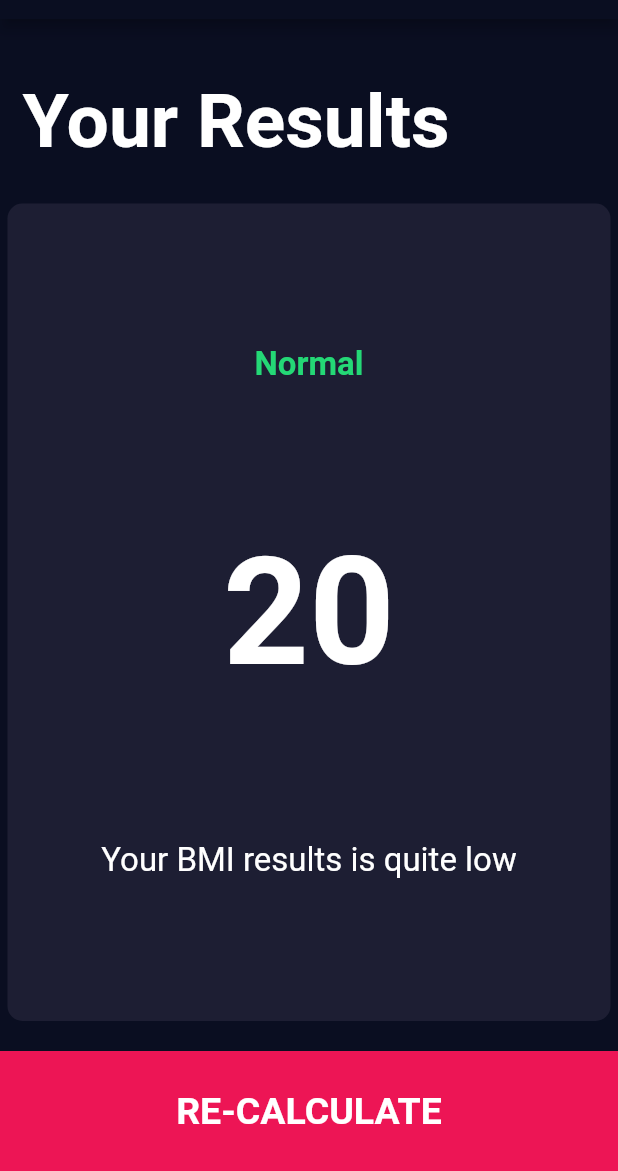
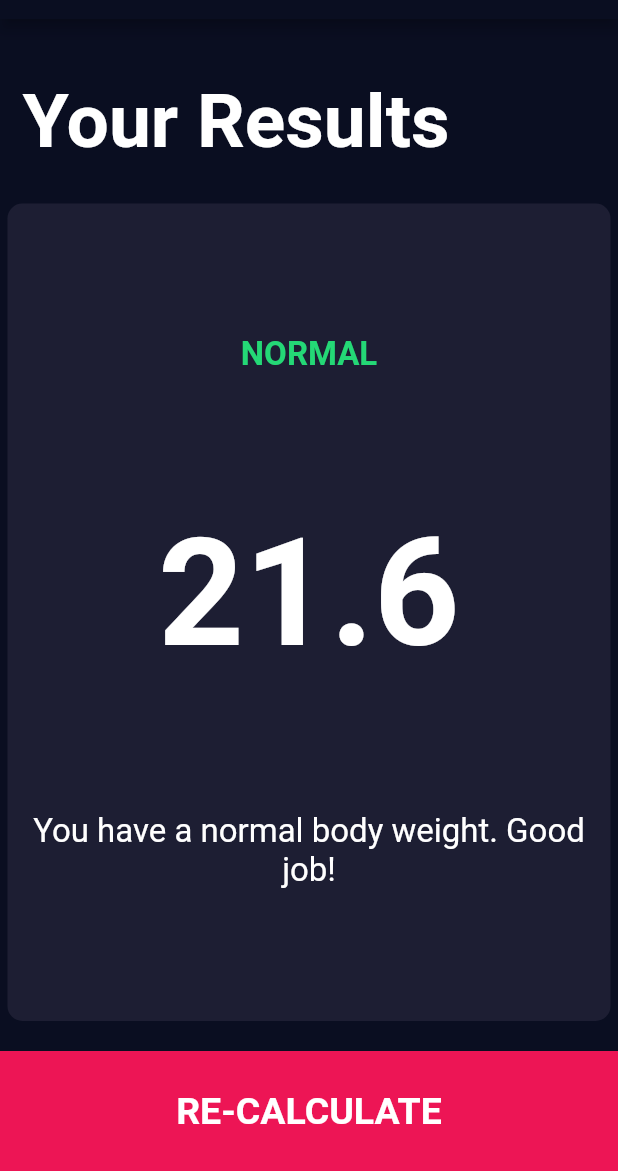
Before and after one commit to devkudasov/bmi_calculator, a Flutter app: the screen it shows after launch, after a tap on "CALCULATE YOUR BMI", on a phone screen of 412 x 824 dp, the part 65-1236 px from its top. Run offline on Flutter 3.47's test engine with Material 2 defaults, Android fonts, the phone set to English and light mode, and no system bars; our stand-ins replace font_awesome_flutter.

Commit message:
Add calculations

```diff
--- /dev/null
+++ b/lib/calculator_brain.dart
@@ -0,0 +1,42 @@
+import 'dart:math';
+
+class CalculatorBrain {
+  CalculatorBrain({required this.height, required this.weight});
+
+  final int height;
+  final int weight;
+  double? _bmi;
+
+  String calculateBMI() {
+    _bmi = weight / pow(height / 100, 2);
+    return _bmi!.toStringAsFixed(1);
+  }
+
+  String getResult() {
+    if (_bmi != null) {
+      if (_bmi! > 25) {
+        return 'Overweight';
+      } else if (_bmi! > 18.5) {
+        return 'Normal';
+      } else {
+        return 'Underweight';
+      }
+    }
+
+    return '-';
+  }
+
+  String getInterpretation() {
+    if (_bmi != null) {
+      if (_bmi! > 25) {
+        return 'You have a higher than normal body weight. Try to exercise more.';
+      } else if (_bmi! > 18.5) {
+        return 'You have a normal body weight. Good job!';
+      } else {
+        return 'You have a lower than normal body weight. You can eat a bit more.';
+      }
+    }
+
+    return '-';
+  }
+}
--- a/lib/pages/input_page.dart
+++ b/lib/pages/input_page.dart
@@ -1,3 +1,4 @@
+import 'package:bmi_calculator/calculator_brain.dart';
 import 'package:bmi_calculator/pages/result_page.dart';
 import 'package:bmi_calculator/widgets/card_container.dart';
 import 'package:bmi_calculator/widgets/icon_with_text.dart';
@@ -220,10 +221,17 @@ class _InputPageState extends State<InputPage> {
             BottomButton(
               label: 'CALCULATE YOUR BMI',
               onTap: () {
+                CalculatorBrain calc =
+                    CalculatorBrain(height: height, weight: weight);
+
                 Navigator.push(
                   context,
                   MaterialPageRoute(
-                    builder: (context) => const ResultPage(),
+                    builder: (context) => ResultPage(
+                      result: calc.calculateBMI(),
+                      resultText: calc.getResult(),
+                      interpretation: calc.getInterpretation(),
+                    ),
                   ),
                 );
               },
--- a/lib/pages/result_page.dart
+++ b/lib/pages/result_page.dart
@@ -4,7 +4,16 @@ import 'package:bmi_calculator/widgets/card_container.dart';
 import 'package:flutter/material.dart';
 
 class ResultPage extends StatelessWidget {
-  const ResultPage({Key? key}) : super(key: key);
+  const ResultPage({
+    Key? key,
+    required this.result,
+    required this.interpretation,
+    required this.resultText,
+  }) : super(key: key);
+
+  final String result;
+  final String resultText;
+  final String interpretation;
 
   @override
   Widget build(BuildContext context) {
@@ -35,17 +44,17 @@ class ResultPage extends StatelessWidget {
               child: Column(
                 mainAxisAlignment: MainAxisAlignment.spaceEvenly,
                 crossAxisAlignment: CrossAxisAlignment.center,
-                children: const [
+                children: [
                   Text(
-                    'Normal',
+                    resultText.toUpperCase(),
                     style: kResultTextStyle,
                   ),
                   Text(
-                    '20',
+                    result,
                     style: kBmiTextStyle,
                   ),
                   Text(
-                    'Your BMI results is quite low',
+                    interpretation,
                     textAlign: TextAlign.center,
                     style: kBodyTextStyle,
                   ),
```
